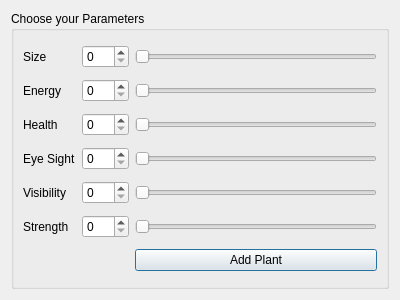
Qt form Evolution_1/plant_win.ui (Natali124/Evolution-Simulator) before a commit.
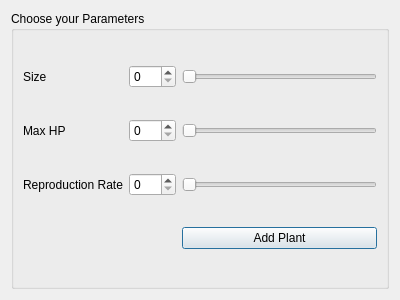
The same form after that commit.

Commit message: plant variable change

```diff
--- a/Evolution_1/plant_win.ui
+++ b/Evolution_1/plant_win.ui
@@ -20,106 +20,7 @@
       <string>Choose your Parameters</string>
      </property>
      <layout class="QGridLayout" name="gridLayout_2">
-      <item row="5" column="2">
-       <widget class="QSlider" name="strength_s">
-        <property name="maximum">
-         <number>200</number>
-        </property>
-        <property name="orientation">
-         <enum>Qt::Horizontal</enum>
-        </property>
-       </widget>
-      </item>
-      <item row="4" column="2">
-       <widget class="QSlider" name="visibility_s">
-        <property name="maximum">
-         <number>200</number>
-        </property>
-        <property name="orientation">
-         <enum>Qt::Horizontal</enum>
-        </property>
-       </widget>
-      </item>
-      <item row="3" column="2">
-       <widget class="QSlider" name="eyesight_s">
-        <property name="maximum">
-         <number>200</number>
-        </property>
-        <property name="orientation">
-         <enum>Qt::Horizontal</enum>
-        </property>
-       </widget>
-      </item>
       <item row="1" column="2">
-       <widget class="QSlider" name="energy_s">
-        <property name="maximum">
-         <number>200</number>
-        </property>
-        <property name="orientation">
-         <enum>Qt::Horizontal</enum>
-        </property>
-       </widget>
-      </item>
-      <item row="4" column="1">
-       <widget class="QSpinBox" name="visibility_c">
-        <property name="maximum">
-         <number>200</number>
-        </property>
-       </widget>
-      </item>
-      <item row="5" column="1">
-       <widget class="QSpinBox" name="strength_c">
-        <property name="maximum">
-         <number>200</number>
-        </property>
-       </widget>
-      </item>
-      <item row="2" column="0">
-       <widget class="QLabel" name="health_l">
-        <property name="text">
-         <string>Health</string>
-        </property>
-       </widget>
-      </item>
-      <item row="4" column="0">
-       <widget class="QLabel" name="visibility_l">
-        <property name="text">
-         <string>Visibility</string>
-        </property>
-       </widget>
-      </item>
-      <item row="3" column="0">
-       <widget class="QLabel" name="eyesight_l">
-        <property name="text">
-         <string>Eye Sight</string>
-        </property>
-       </widget>
-      </item>
-      <item row="0" column="2">
-       <widget class="QSlider" name="size_s">
-        <property name="maximum">
-         <number>200</number>
-        </property>
-        <property name="orientation">
-         <enum>Qt::Horizontal</enum>
-        </property>
-       </widget>
-      </item>
-      <item row="0" column="0">
-       <widget class="QLabel" name="size_l">
-        <property name="text">
-         <string>Size</string>
-        </property>
-       </widget>
-      </item>
-      <item row="3" column="1">
-       <widget class="QSpinBox" name="eyesight_c">
-        <property name="maximum">
-         <number>200</number>
-        </property>
-       </widget>
-      </item>
-      <item row="2" column="2">
        <widget class="QSlider" name="health_s">
         <property name="maximum">
          <number>200</number>
@@ -129,10 +30,10 @@
         </property>
        </widget>
       </item>
-      <item row="1" column="0">
-       <widget class="QLabel" name="energy_l">
-        <property name="text">
-         <string>Energy</string>
+      <item row="2" column="1">
+       <widget class="QSpinBox" name="reproduction_c">
+        <property name="maximum">
+         <number>200</number>
         </property>
        </widget>
       </item>
@@ -143,34 +44,61 @@
         </property>
        </widget>
       </item>
+      <item row="2" column="0">
+       <widget class="QLabel" name="reproduction_l">
+        <property name="text">
+         <string>Reproduction Rate</string>
+        </property>
+       </widget>
+      </item>
+      <item row="2" column="2">
+       <widget class="QSlider" name="reproduction_s">
+        <property name="maximum">
+         <number>200</number>
+        </property>
+        <property name="orientation">
+         <enum>Qt::Horizontal</enum>
+        </property>
+       </widget>
+      </item>
       <item row="1" column="1">
-       <widget class="QSpinBox" name="energy_c">
-        <property name="maximum">
-         <number>200</number>
-        </property>
-       </widget>
-      </item>
-      <item row="2" column="1">
        <widget class="QSpinBox" name="health_c">
         <property name="maximum">
          <number>200</number>
         </property>
        </widget>
       </item>
-      <item row="5" column="0">
-       <widget class="QLabel" name="strength_l">
-        <property name="text">
-         <string>Strength</string>
-        </property>
-       </widget>
-      </item>
-      <item row="6" column="2">
+      <item row="3" column="2">
        <widget class="QPushButton" name="add_plant1">
         <property name="text">
          <string>Add Plant</string>
         </property>
        </widget>
       </item>
+      <item row="0" column="0">
+       <widget class="QLabel" name="size_l">
+        <property name="text">
+         <string>Size</string>
+        </property>
+       </widget>
+      </item>
+      <item row="1" column="0">
+       <widget class="QLabel" name="health_l">
+        <property name="text">
+         <string>Max HP</string>
+        </property>
+       </widget>
+      </item>
+      <item row="0" column="2">
+       <widget class="QSlider" name="size_s">
+        <property name="maximum">
+         <number>200</number>
+        </property>
+        <property name="orientation">
+         <enum>Qt::Horizontal</enum>
+        </property>
+       </widget>
+      </item>
      </layout>
     </widget>
    </item>
```
The commit also changes 2 other files.
